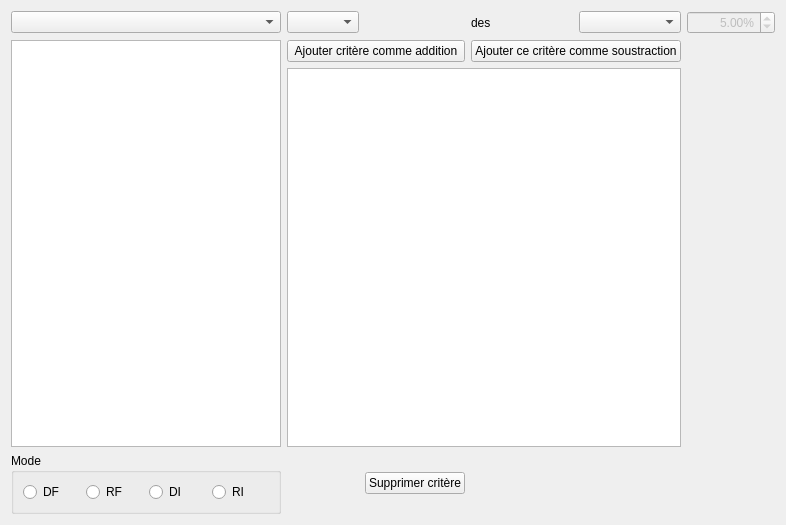
This is formauditprevisions.ui in GiPiLab/ProtonClassicSuite as Qt 5 draws it before an edit. The edited form follows.
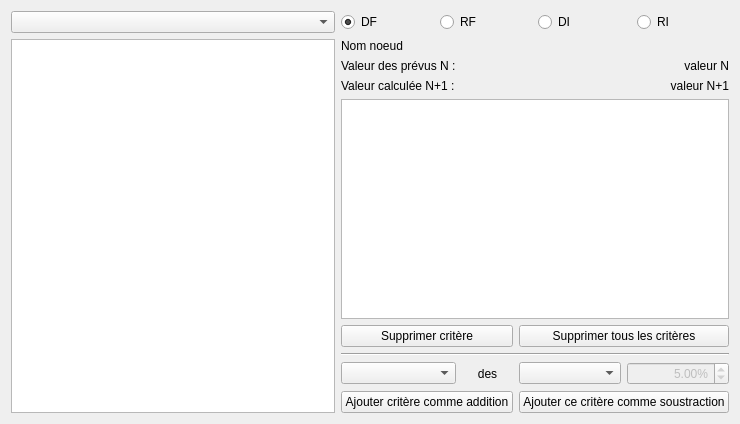
This is the edited form.

Commit message: Prevision save/load works for a node

The edit to the form file:
```diff
--- a/formauditprevisions.ui
+++ b/formauditprevisions.ui
@@ -6,8 +6,8 @@
    <rect>
     <x>0</x>
     <y>0</y>
-    <width>786</width>
-    <height>525</height>
+    <width>740</width>
+    <height>424</height>
    </rect>
   </property>
   <property name="windowTitle">
@@ -17,20 +17,49 @@
    <item row="0" column="0">
     <widget class="QComboBox" name="comboListPrevisions"/>
    </item>
-   <item row="0" column="1">
-    <widget class="QComboBox" name="comboBoxOperators"/>
-   </item>
-   <item row="0" column="3">
-    <widget class="QLabel" name="label_3">
+   <item row="8" column="4" colspan="2">
+    <widget class="QPushButton" name="pushButtonAddCriteriaToSubstract">
      <property name="text">
-      <string>des</string>
+      <string>Ajouter ce critère comme soustraction</string>
      </property>
     </widget>
    </item>
-   <item row="0" column="4">
-    <widget class="QComboBox" name="comboBoxORED"/>
+   <item row="0" column="1" colspan="5">
+    <layout class="QHBoxLayout" name="horizontalLayout">
+     <item>
+      <widget class="QRadioButton" name="radioButtonDF">
+       <property name="text">
+        <string>DF</string>
+       </property>
+       <property name="checked">
+        <bool>true</bool>
+       </property>
+      </widget>
+     </item>
+     <item>
+      <widget class="QRadioButton" name="radioButtonRF">
+       <property name="text">
+        <string>RF</string>
+       </property>
+      </widget>
+     </item>
+     <item>
+      <widget class="QRadioButton" name="radioButtonDI">
+       <property name="text">
+        <string>DI</string>
+       </property>
+      </widget>
+     </item>
+     <item>
+      <widget class="QRadioButton" name="radioButtonRI">
+       <property name="text">
+        <string>RI</string>
+       </property>
+      </widget>
+     </item>
+    </layout>
    </item>
-   <item row="0" column="5">
+   <item row="7" column="5">
     <widget class="QDoubleSpinBox" name="doubleSpinBox">
      <property name="enabled">
       <bool>false</bool>
@@ -55,7 +84,34 @@
      </property>
     </widget>
    </item>
-   <item row="1" column="0" rowspan="2">
+   <item row="7" column="3">
+    <widget class="QLabel" name="label_3">
+     <property name="text">
+      <string>des</string>
+     </property>
+     <property name="alignment">
+      <set>Qt::AlignCenter</set>
+     </property>
+    </widget>
+   </item>
+   <item row="2" column="3" colspan="3">
+    <widget class="QLabel" name="labelValueN">
+     <property name="text">
+      <string>valeur N</string>
+     </property>
+     <property name="alignment">
+      <set>Qt::AlignRight|Qt::AlignTrailing|Qt::AlignVCenter</set>
+     </property>
+    </widget>
+   </item>
+   <item row="3" column="1" colspan="2">
+    <widget class="QLabel" name="label_4">
+     <property name="text">
+      <string>Valeur calculée N+1 :</string>
+     </property>
+    </widget>
+   </item>
+   <item row="1" column="0" rowspan="8">
     <widget class="QTreeView" name="treeView">
      <property name="editTriggers">
       <set>QAbstractItemView::NoEditTriggers</set>
@@ -68,66 +124,88 @@
      </attribute>
     </widget>
    </item>
-   <item row="3" column="0">
-    <widget class="QGroupBox" name="groupBox">
-     <property name="title">
-      <string>Mode</string>
-     </property>
-     <layout class="QHBoxLayout" name="horizontalLayout">
-      <item>
-       <widget class="QRadioButton" name="radioButtonDF">
-        <property name="text">
-         <string>DF</string>
-        </property>
-       </widget>
-      </item>
-      <item>
-       <widget class="QRadioButton" name="radioButtonRF">
-        <property name="text">
-         <string>RF</string>
-        </property>
-       </widget>
-      </item>
-      <item>
-       <widget class="QRadioButton" name="radioButtonDI">
-        <property name="text">
-         <string>DI</string>
-        </property>
-       </widget>
-      </item>
-      <item>
-       <widget class="QRadioButton" name="radioButtonRI">
-        <property name="text">
-         <string>RI</string>
-        </property>
-       </widget>
-      </item>
-     </layout>
-    </widget>
+   <item row="7" column="4">
+    <widget class="QComboBox" name="comboBoxORED"/>
    </item>
-   <item row="3" column="2">
-    <widget class="QPushButton" name="pushButtonDelCriteria">
-     <property name="text">
-      <string>Supprimer critère</string>
-     </property>
-    </widget>
-   </item>
-   <item row="1" column="3" colspan="2">
-    <widget class="QPushButton" name="pushButtonAddCriteriaToSubstract">
-     <property name="text">
-      <string>Ajouter ce critère comme soustraction</string>
-     </property>
-    </widget>
-   </item>
-   <item row="1" column="1" colspan="2">
+   <item row="8" column="1" colspan="3">
     <widget class="QPushButton" name="pushButtonAddCriteriaToAdd">
      <property name="text">
       <string>Ajouter critère comme addition</string>
      </property>
     </widget>
    </item>
-   <item row="2" column="1" colspan="4">
-    <widget class="QListWidget" name="listWidgetCriteria"/>
+   <item row="2" column="1" colspan="2">
+    <widget class="QLabel" name="label_2">
+     <property name="text">
+      <string>Valeur des prévus N :</string>
+     </property>
+    </widget>
+   </item>
+   <item row="5" column="4" colspan="2">
+    <widget class="QPushButton" name="pushButtonDeleteAll">
+     <property name="text">
+      <string>Supprimer tous les critères</string>
+     </property>
+    </widget>
+   </item>
+   <item row="4" column="1" colspan="5">
+    <widget class="QTableView" name="tableViewCriteria">
+     <property name="editTriggers">
+      <set>QAbstractItemView::NoEditTriggers</set>
+     </property>
+     <property name="selectionMode">
+      <enum>QAbstractItemView::SingleSelection</enum>
+     </property>
+     <property name="selectionBehavior">
+      <enum>QAbstractItemView::SelectRows</enum>
+     </property>
+     <property name="wordWrap">
+      <bool>false</bool>
+     </property>
+     <attribute name="horizontalHeaderStretchLastSection">
+      <bool>true</bool>
+     </attribute>
+     <attribute name="verticalHeaderVisible">
+      <bool>false</bool>
+     </attribute>
+     <attribute name="verticalHeaderDefaultSectionSize">
+      <number>21</number>
+     </attribute>
+    </widget>
+   </item>
+   <item row="1" column="1" colspan="5">
+    <widget class="QLabel" name="labelNodeName">
+     <property name="text">
+      <string>Nom noeud</string>
+     </property>
+    </widget>
+   </item>
+   <item row="7" column="1" colspan="2">
+    <widget class="QComboBox" name="comboBoxOperators"/>
+   </item>
+   <item row="3" column="3" colspan="3">
+    <widget class="QLabel" name="labelValueNplus1">
+     <property name="text">
+      <string>valeur N+1</string>
+     </property>
+     <property name="alignment">
+      <set>Qt::AlignRight|Qt::AlignTrailing|Qt::AlignVCenter</set>
+     </property>
+    </widget>
+   </item>
+   <item row="5" column="1" colspan="3">
+    <widget class="QPushButton" name="pushButtonDelCriteria">
+     <property name="text">
+      <string>Supprimer critère</string>
+     </property>
+    </widget>
+   </item>
+   <item row="6" column="1" colspan="5">
+    <widget class="Line" name="line">
+     <property name="orientation">
+      <enum>Qt::Horizontal</enum>
+     </property>
+    </widget>
    </item>
   </layout>
  </widget>
```
The commit also changes 9 other files.
